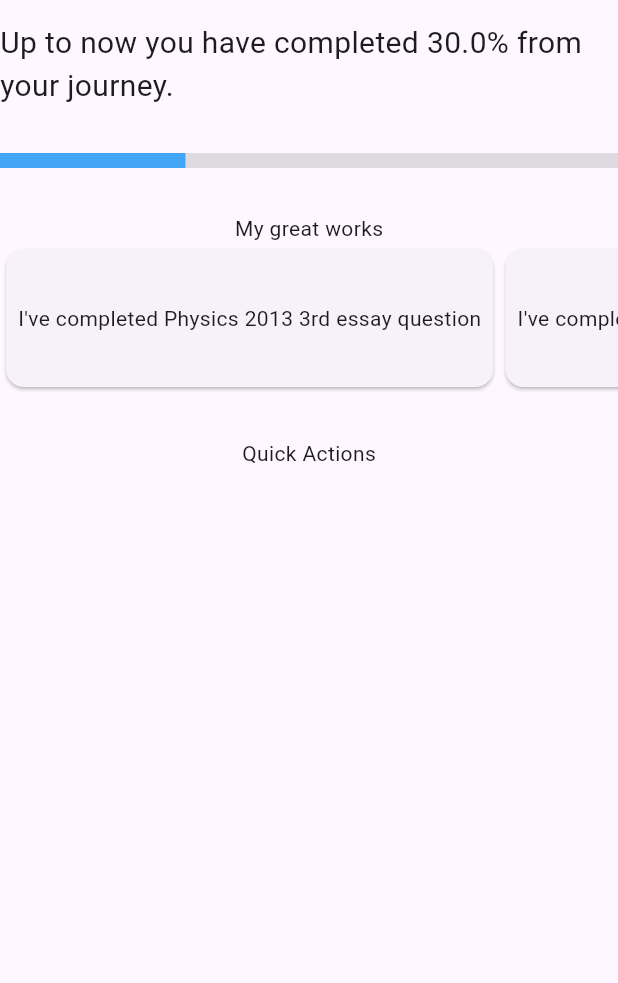
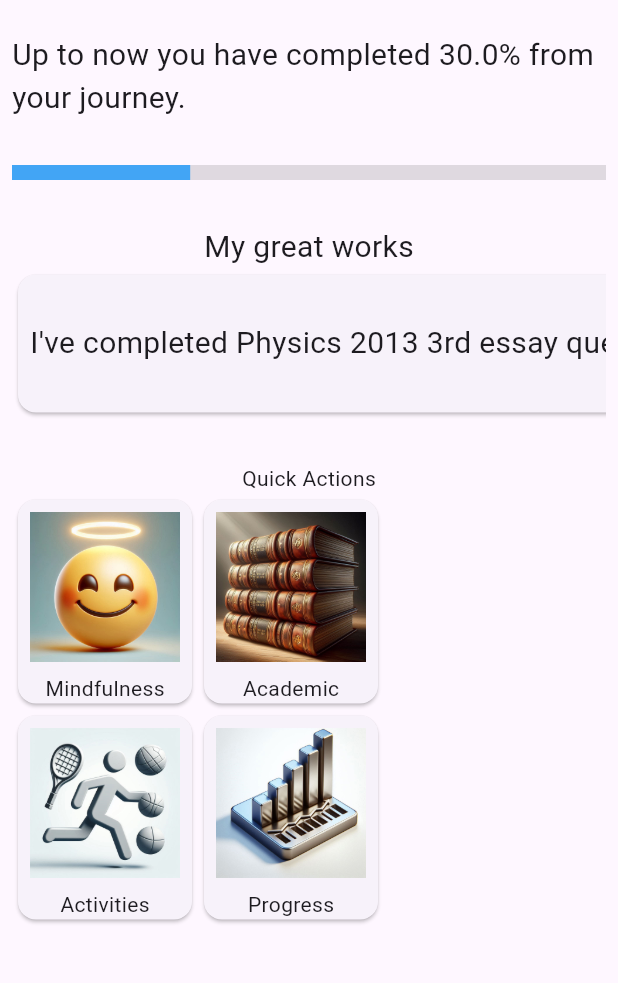
Before and after one commit to asiripr/priolearn, a Flutter app: the screen it shows after launch, on a phone screen of 412 x 824 dp, the part 63-1046 px from its top. Run offline on Flutter 3.47's test engine with Material 3 defaults, Android fonts, the phone set to English and light mode, and no system bars; our stand-ins replace firebase_auth, firebase_core; missing offline and left inert: molten_navigationbar_flutter; accounts and stored records are empty.

Commit message:
home page modifications

```diff
--- a/lib/authentication/login.dart
+++ b/lib/authentication/login.dart
@@ -3,7 +3,7 @@ import 'package:flutter/material.dart';
 import 'package:flutter/widgets.dart';
 import 'package:group_13_priolearn/authentication/forget_pw.dart';
 import 'package:group_13_priolearn/authentication/sign_up.dart';
-import 'package:group_13_priolearn/pages/home.dart';
+import 'package:group_13_priolearn/pages/new_home.dart';
 import 'package:group_13_priolearn/utils/button.dart';
 import 'package:group_13_priolearn/utils/text_field.dart';
 import 'package:group_13_priolearn/utils/colors.dart';
@@ -25,7 +25,7 @@ class Login extends StatelessWidget {
         // Navigate to the home screen upon successful sign in
         Navigator.push(
           context,
-          MaterialPageRoute(builder: (context) => Home())
+          MaterialPageRoute(builder: (context) => NewHome())
           );
       } else {
         // Handle sign in errors
--- a/lib/main.dart
+++ b/lib/main.dart
@@ -1,7 +1,6 @@
 import 'package:firebase_core/firebase_core.dart';
 import 'package:flutter/material.dart';
 import 'package:group_13_priolearn/authentication/welcome.dart';
-import 'package:group_13_priolearn/pages/home.dart';
 import 'package:group_13_priolearn/pages/new_home.dart';
 
 void main() {
--- a/lib/pages/new_home.dart
+++ b/lib/pages/new_home.dart
@@ -62,27 +62,6 @@ class _NewHomeState extends State<NewHome> {
             ),
           ),
         ),
-
-        // design the bottom app bar
-        // bottomNavigationBar: BottomNavigationBar(
-        //   selectedItemColor: Colors.blue[300],
-        //   currentIndex: _selectedItem,
-        //   onTap: _onItemTapped,
-        //   items: const <BottomNavigationBarItem>[
-        //     BottomNavigationBarItem(
-        //       icon: Icon(Icons.home),
-        //       label: 'Home'
-        //     ),
-        //     BottomNavigationBarItem(
-        //       icon: Icon(Icons.menu_book_sharp),
-        //       label: 'Academic'
-        //     ),
-        //     BottomNavigationBarItem(
-        //       icon: Icon(Icons.self_improvement),
-        //       label: 'Mindfulness'
-        //     ),
-        //   ]
-        //   ),
         bottomNavigationBar: MoltenBottomNavigationBar(
 
           selectedIndex: _selectedItem,
@@ -104,7 +83,10 @@ class _NewHomeState extends State<NewHome> {
           ],
         ),
         // Adding 2 images into the screen
-        body: Column(
+        body: SingleChildScrollView(
+          child: Padding(
+            padding: const EdgeInsets.all(8.0),
+            child: Column(
               children: [
                 Text("Up to now you have completed ${myProgress * 100}% from your journey.", style: TextStyle(fontSize: 20),),
                 const SizedBox(height: 30,),
@@ -117,7 +99,7 @@ class _NewHomeState extends State<NewHome> {
 
                 // great works card list
                 SizedBox(height: 30,),
-            Text("My great works"),
+                Text("My great works",style: TextStyle(fontSize: 20),),
                 Container(
                   height: 100,
                   child: ListView.builder(
@@ -127,7 +109,7 @@ class _NewHomeState extends State<NewHome> {
                       return Card(
                         child: Padding(
                           padding: EdgeInsets.all(8.0),
-                      child: Center(child: Text(achievements[index])),
+                          child: Center(child: Text(achievements[index], style: TextStyle(fontSize: 20),)),
                           ),
                       );
                     },
@@ -135,18 +117,56 @@ class _NewHomeState extends State<NewHome> {
                 ),
                 SizedBox(height: 30,),
                 Text("Quick Actions"),
-
+                Row(
+                  children: [
+                    _quickActionButtonCard("Mindfulness", "assets/image-5.jpg"),
+                    _quickActionButtonCard("Academic", "assets/image-6.jpg"),
+                  ],
+                ),
+                Row(
+                  children: [
+                    _quickActionButtonCard("Activities", "assets/image-7.jpg"),
+                    _quickActionButtonCard("Progress", "assets/image-8.jpg"),
                   ],
                 )
+              ],
+            ),
+          ),
+        )
+
+
+
       ),
     );
   }
 }
 
-// make a common widget for drawyer items
+// create a common widget for drawyer items
 Widget _drawyerItem(String title){
   return ListTile(
     title: Text(title),
     onTap: (){},
   );
 }
+
+// create a common widget for quick action menu button
+
+Widget _quickActionButtonCard(String menuName, String imagePath){
+  return Card(
+    child: InkWell(
+      onTap: () {
+
+      },
+      child: Column(
+        mainAxisAlignment: MainAxisAlignment.center,
+        children: [
+          Padding(
+            padding: const EdgeInsets.all(8.0),
+            child: Image.asset(imagePath, height: 100,),
+          ),
+          Text(menuName)
+        ],
+      ),
+    ),
+  );
+}
```
Lines whose indentation alone changed are shown as unchanged.
